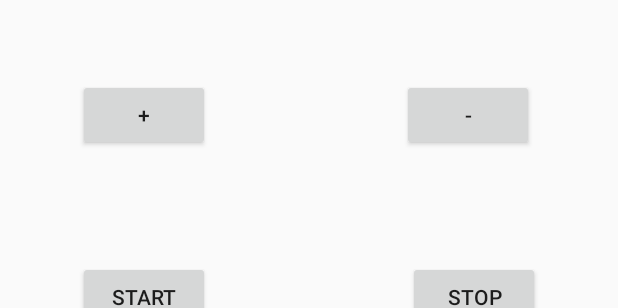
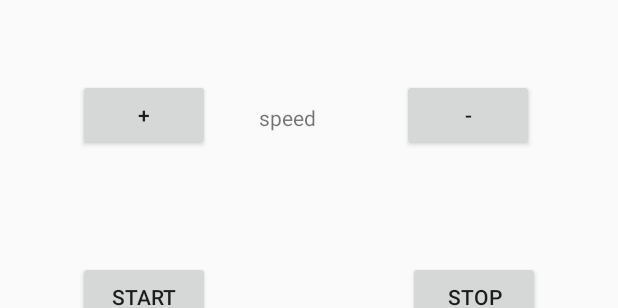
Before and after one commit to Sigerus/DiplomTany, an Android app: the layout mainscreen.xml on its own in the app's theme, with its tools: preview values and no code run, on a phone screen of 412 x 824 dp. Shown: the part 525-833 px from the top of the screen. Run offline under Robolectric (Android 15) with nearby library versions, the phone set to English and light mode, and no system bars.

```diff
--- a/app/src/main/res/layout/mainscreen.xml
+++ b/app/src/main/res/layout/mainscreen.xml
@@ -2,6 +2,7 @@
 <androidx.constraintlayout.widget.ConstraintLayout
     xmlns:android="http://schemas.android.com/apk/res/android"
     xmlns:app="http://schemas.android.com/apk/res-auto"
+    xmlns:tools="http://schemas.android.com/tools"
     android:layout_width="match_parent"
     android:layout_height="match_parent">
 
@@ -88,4 +89,16 @@
         app:srcCompat="@color/colorPrimary"
         android:contentDescription="TODO" />
 
+    <TextView
+        android:id="@+id/speed"
+        android:layout_width="wrap_content"
+        android:layout_height="wrap_content"
+        android:text="speed"
+        app:layout_constraintBottom_toTopOf="@+id/tv"
+        app:layout_constraintEnd_toEndOf="parent"
+        app:layout_constraintHorizontal_bias="0.461"
+        app:layout_constraintStart_toStartOf="parent"
+        app:layout_constraintTop_toBottomOf="@+id/iv"
+        app:layout_constraintVertical_bias="0.485" />
+
 </androidx.constraintlayout.widget.ConstraintLayout>
```
Also changed, not shown: app/src/main/java/com/example/axelerometr/MainActivity.java (+44 -2 lines).
